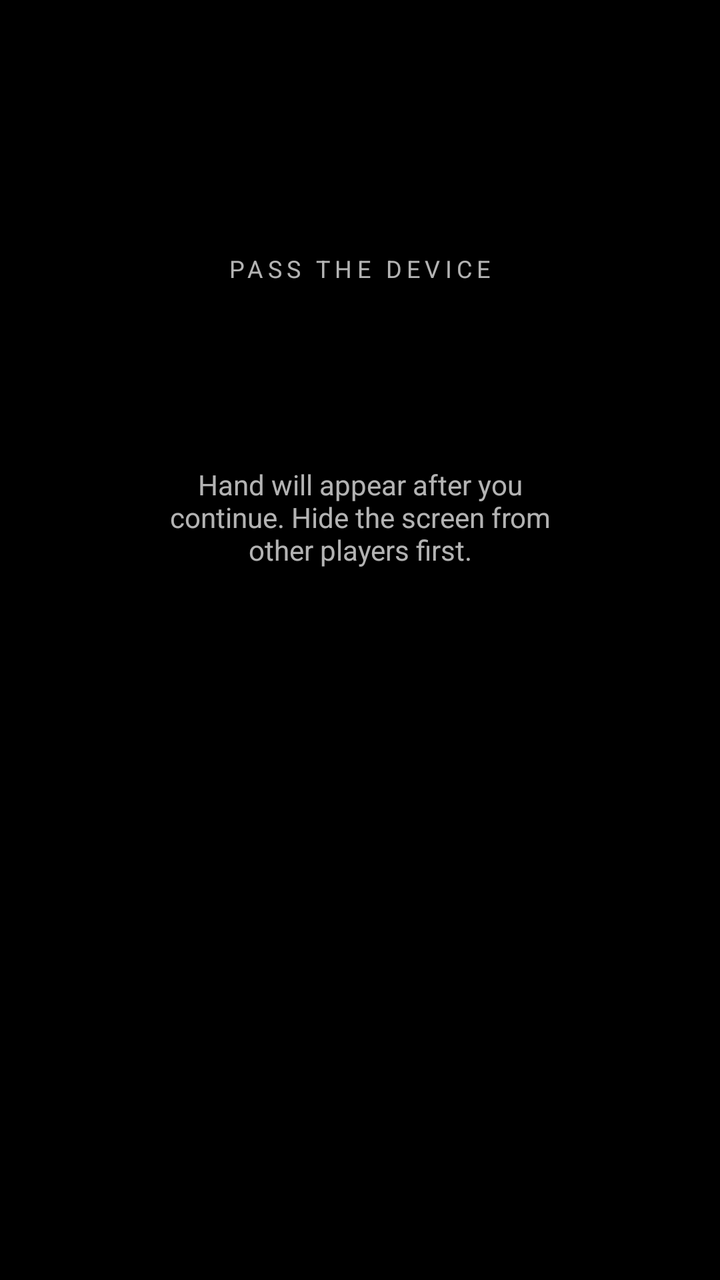
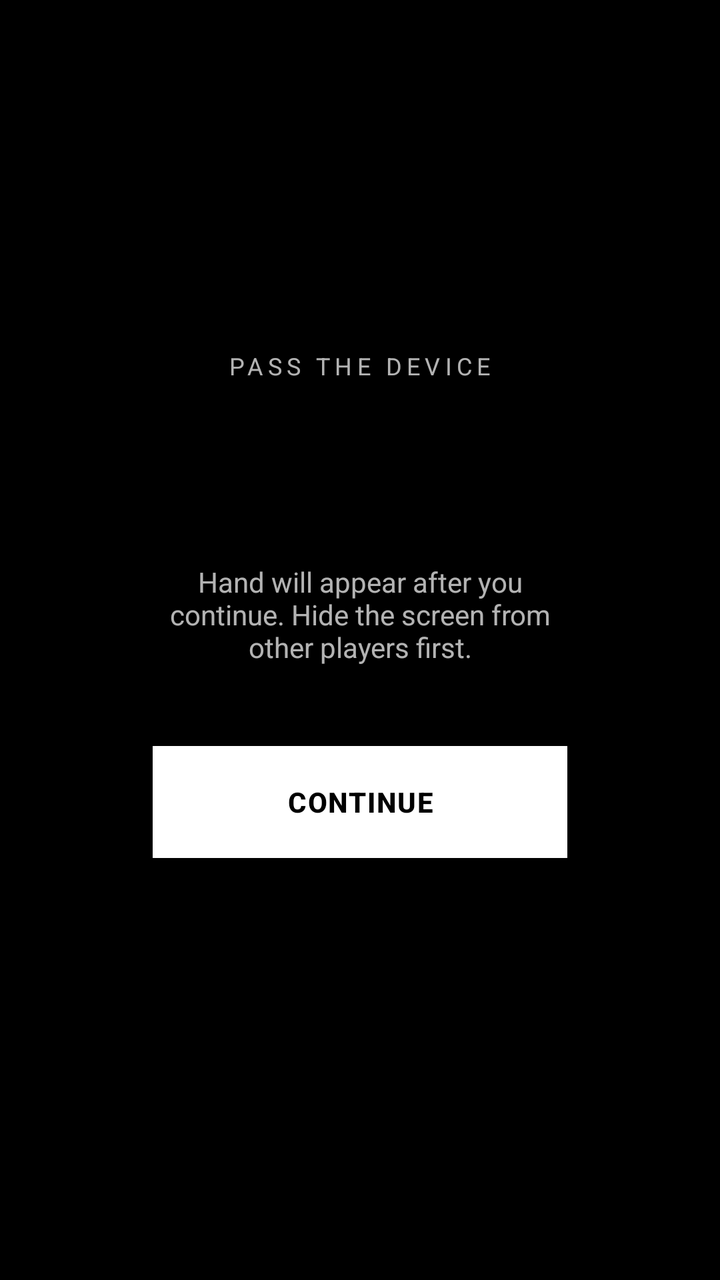

Before-and-after screenshots of an Android layout around one commit, followed by the original layout XML and the change that was made.
<!-- AndroidManifest.xml: activity theme Theme.CardClash.Dev.Game -->
<!-- res/layout/activity_pass_the_device.xml -->
<?xml version="1.0" encoding="utf-8"?>
<androidx.constraintlayout.widget.ConstraintLayout
    xmlns:android="http://schemas.android.com/apk/res/android"
    xmlns:app="http://schemas.android.com/apk/res-auto"
    android:id="@+id/passRoot"
    android:layout_width="match_parent"
    android:layout_height="match_parent"
    android:padding="32dp">

    <LinearLayout
        android:id="@+id/centerStack"
        android:layout_width="0dp"
        android:layout_height="wrap_content"
        android:orientation="vertical"
        android:gravity="center_horizontal"
        app:layout_constraintTop_toTopOf="parent"
        app:layout_constraintBottom_toBottomOf="parent"
        app:layout_constraintStart_toStartOf="parent"
        app:layout_constraintEnd_toEndOf="parent"
        app:layout_constraintWidth_percent="0.7">

        <TextView
            android:id="@+id/eyebrow"
            android:layout_width="wrap_content"
            android:layout_height="wrap_content"
            android:text="PASS THE DEVICE"
            android:letterSpacing="0.20"
            android:textSize="12sp" />

        <TextView
            android:id="@+id/playerName"
            android:layout_width="wrap_content"
            android:layout_height="wrap_content"
            android:text=""
            android:textSize="48sp"
            android:textStyle="bold"
            android:letterSpacing="0.04"
            android:layout_marginTop="12dp" />

        <TextView
            android:id="@+id/subtitle"
            android:layout_width="wrap_content"
            android:layout_height="wrap_content"
            android:text="Hand will appear after you continue. Hide the screen from other players first."
            android:gravity="center"
            android:textSize="14sp"
            android:layout_marginTop="14dp"
            android:layout_marginBottom="32dp" />

        <Button
            android:id="@+id/btnContinue"
            android:layout_width="0dp"
            android:layout_height="wrap_content"
            android:layout_marginTop="8dp"
            android:text="CONTINUE"
            app:layout_constraintWidth_percent="0.6" />

        <TextView
            android:id="@+id/footer"
            android:layout_width="wrap_content"
            android:layout_height="wrap_content"
            android:text=""
            android:textSize="12sp"
            android:layout_marginTop="20dp"
            android:letterSpacing="0.10" />
    </LinearLayout>

</androidx.constraintlayout.widget.ConstraintLayout>
<!-- resources referenced by this layout -->
<resources>
  <style name="Theme.CardClash.Dev.Game">
          <item name="android:windowFullscreen">true</item>
          <item name="android:windowLayoutInDisplayCutoutMode" tools:targetApi="o_mr1">shortEdges</item>
      </style>
</resources>

<!-- the commit's change to res/layout/activity_pass_the_device.xml (unified diff, before → after) -->
@@ -49,11 +49,11 @@
 
         <Button
             android:id="@+id/btnContinue"
-            android:layout_width="0dp"
+            android:layout_width="match_parent"
             android:layout_height="wrap_content"
             android:layout_marginTop="8dp"
-            android:text="CONTINUE"
-            app:layout_constraintWidth_percent="0.6" />
+            android:minHeight="56dp"
+            android:text="CONTINUE" />
 
         <TextView
             android:id="@+id/footer"
